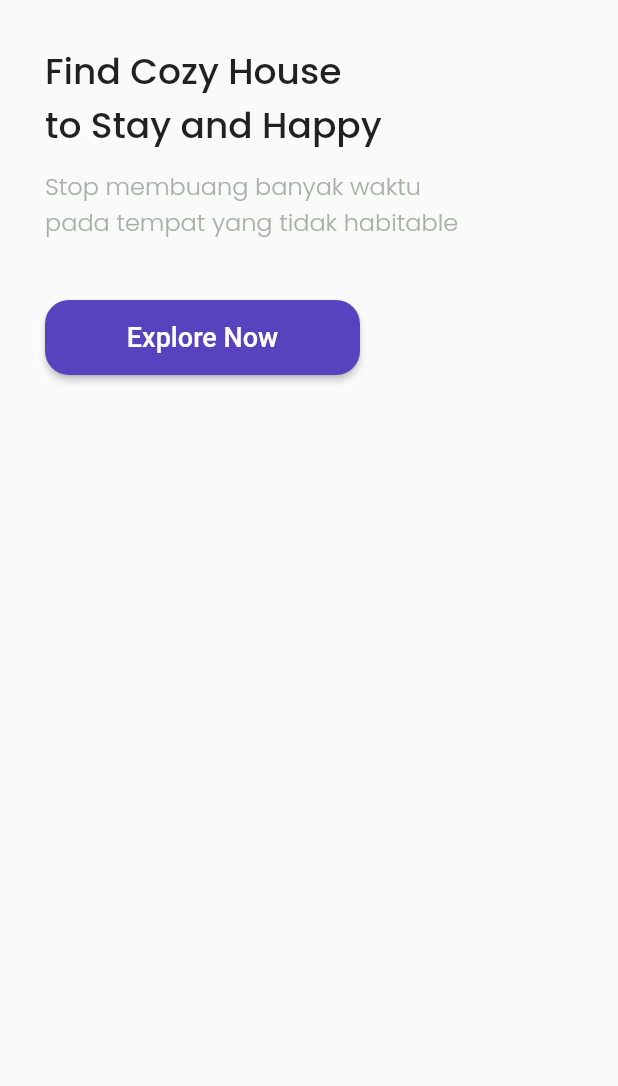
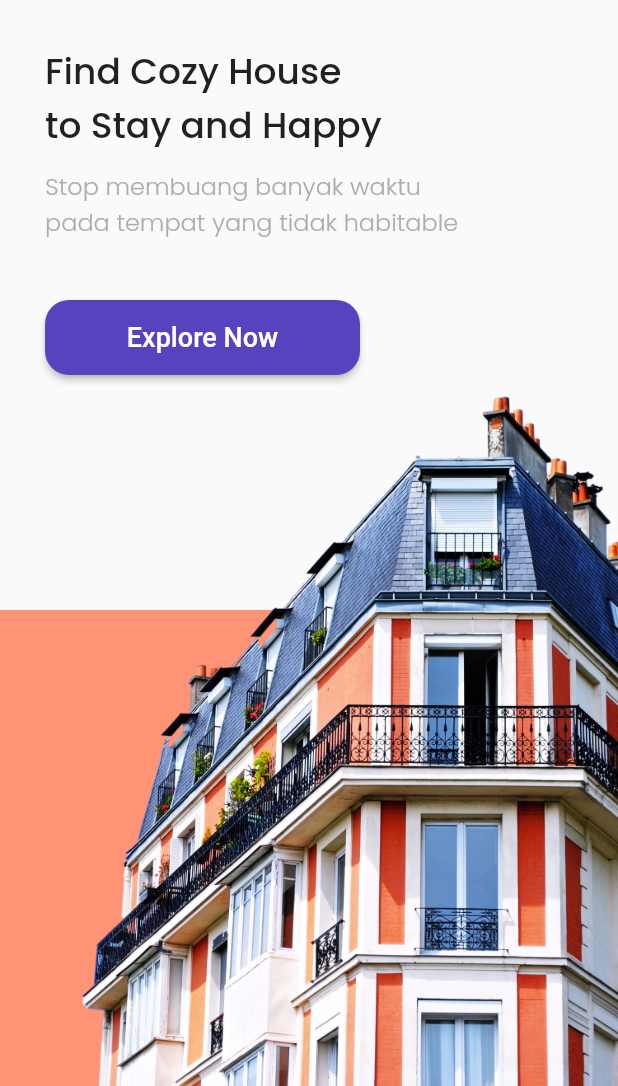
Before and after one commit to Santa-wijaya/Rumahku, a Flutter app: the screen it shows after launch, on a phone screen of 412 x 824 dp, the part 150-1236 px from its top. Run offline on Flutter 3.47's test engine with Material 2 defaults, Android fonts, the phone set to English and light mode, and no system bars; our stand-ins replace google_fonts.

Commit message:
Update Minor

```diff
--- a/lib/c_color.dart
+++ b/lib/c_color.dart
@@ -68,3 +68,6 @@ class ColorPalette {
     900: Color(0xFF000000), //100%
   });
 }
+
+//minor
+double edge = 24;
--- a/lib/pages/splash_screen.dart
+++ b/lib/pages/splash_screen.dart
@@ -3,6 +3,7 @@
 import 'package:flutter/material.dart';
 import 'package:google_fonts/google_fonts.dart';
 import 'package:ppp/c_color.dart';
+import 'package:ppp/pages/home_page.dart';
 
 class Splashscreen extends StatelessWidget {
   const Splashscreen({Key? key}) : super(key: key);
@@ -11,7 +12,14 @@ class Splashscreen extends StatelessWidget {
   Widget build(BuildContext context) {
     return Scaffold(
       body: SafeArea(
-        child: Padding(
+        bottom: false,
+        child: Stack(
+          children: [
+            Align(
+              alignment: Alignment.bottomCenter,
+              child: Image.asset('assets/images/explore_image.png'),
+            ),
+            Padding(
               padding: const EdgeInsets.only(
                 top: 50,
                 left: 30,
@@ -60,7 +68,14 @@ class Splashscreen extends StatelessWidget {
                     width: 210,
                     height: 50,
                     child: RaisedButton(
-                  onPressed: () {},
+                      onPressed: () {
+                        Navigator.push(
+                          context,
+                          MaterialPageRoute(
+                            builder: (context) => const HomePage(),
+                          ),
+                        );
+                      },
                       color: ColorPalette.primaryColor,
                       shape: RoundedRectangleBorder(
                         borderRadius: BorderRadius.circular(16),
@@ -78,6 +93,8 @@ class Splashscreen extends StatelessWidget {
                 ],
               ),
             ),
+          ],
+        ),
       ),
     );
   }
```
Lines whose indentation alone changed are shown as unchanged.
